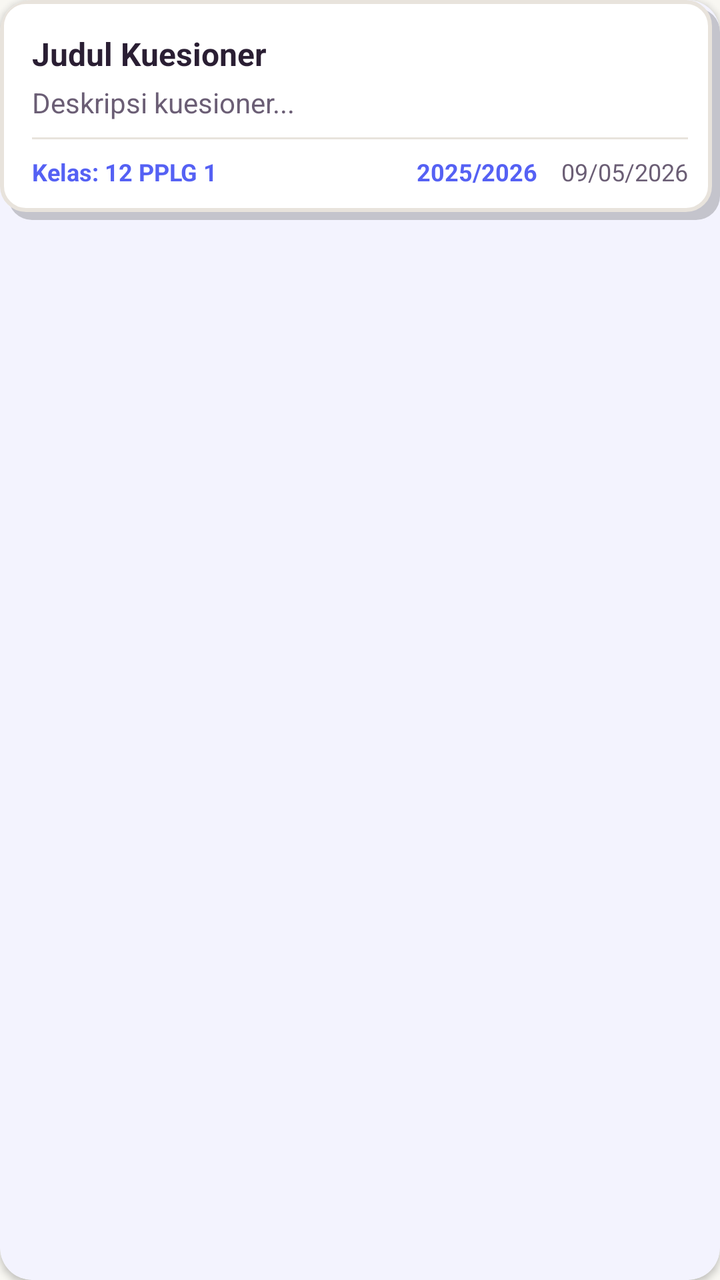
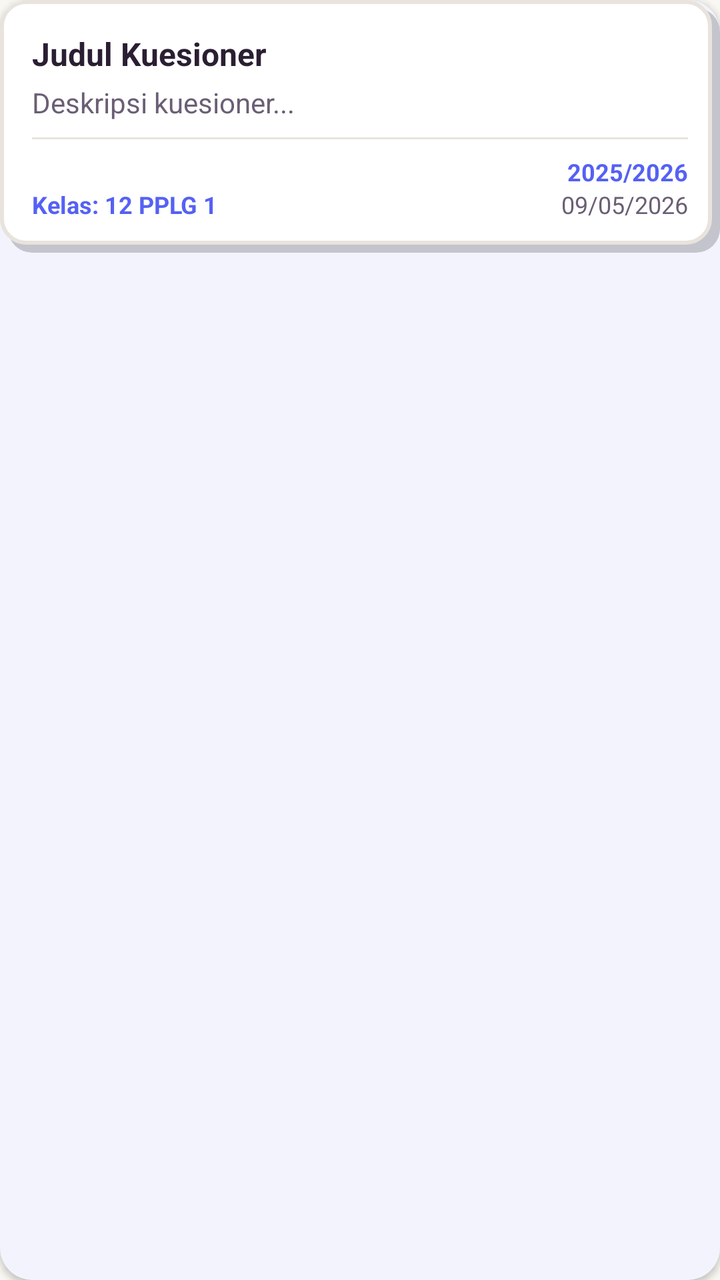

Two renders of the same Android screen: before a commit and after it. Below are the layout's source before the change and the commit's diff.
<!-- AndroidManifest.xml: application theme Theme.BkNova -->
<!-- res/layout/item_kuesioner.xml -->
<?xml version="1.0" encoding="utf-8"?>
<com.google.android.material.card.MaterialCardView xmlns:android="http://schemas.android.com/apk/res/android"
    xmlns:app="http://schemas.android.com/apk/res-auto"
    android:layout_width="match_parent"
    android:layout_height="wrap_content"
    android:layout_marginBottom="12dp"
    app:cardCornerRadius="16dp"
    app:cardElevation="2dp"
    app:strokeWidth="0dp">

    <LinearLayout
        android:layout_width="match_parent"
        android:layout_height="wrap_content"
        android:orientation="vertical"
        android:background="@drawable/bg_grid_shadow"
        android:padding="16dp">

        <TextView
            android:id="@+id/tv_judul_kuesioner"
            android:layout_width="match_parent"
            android:layout_height="wrap_content"
            android:text="Judul Kuesioner"
            android:textStyle="bold"
            android:textSize="16sp"
            android:textColor="@color/text_color_primary" />

        <TextView
            android:id="@+id/tv_deskripsi_kuesioner"
            android:layout_width="match_parent"
            android:layout_height="wrap_content"
            android:layout_marginTop="4dp"
            android:text="Deskripsi kuesioner..."
            android:textSize="14sp"
            android:textColor="@color/text_color_secondary"
            android:maxLines="2"
            android:ellipsize="end" />

        <View
            android:layout_width="match_parent"
            android:layout_height="1dp"
            android:background="@color/divider_color"
            android:layout_marginVertical="8dp" />

        <LinearLayout
            android:layout_width="match_parent"
            android:layout_height="wrap_content"
            android:orientation="horizontal">

            <TextView
                android:id="@+id/tv_info_kelas"
                android:layout_width="0dp"
                android:layout_height="wrap_content"
                android:layout_weight="1"
                android:text="Kelas: 12 PPLG 1"
                android:textSize="12sp"
                android:textColor="@color/brand_primary"
                android:textStyle="bold" />

            <TextView
                android:id="@+id/tv_info_tahun"
                android:layout_width="wrap_content"
                android:layout_height="wrap_content"
                android:layout_marginEnd="12dp"
                android:text="2025/2026"
                android:textSize="12sp"
                android:textColor="@color/brand_primary"
                android:textStyle="bold" />

            <TextView
                android:id="@+id/tv_tanggal_kuesioner"
                android:layout_width="wrap_content"
                android:layout_height="wrap_content"
                android:text="09/05/2026"
                android:textSize="12sp"
                android:textColor="@color/text_color_secondary" />

        </LinearLayout>

        <TextView
            android:id="@+id/tv_status_submit"
            android:layout_width="wrap_content"
            android:layout_height="wrap_content"
            android:layout_marginTop="8dp"
            android:text="Sudah Dikerjakan"
            android:textColor="@color/green_text"
            android:background="@drawable/bg_status_disetujui"
            android:paddingHorizontal="8dp"
            android:paddingVertical="2dp"
            android:textSize="10sp"
            android:textStyle="bold"
            android:visibility="gone" />

    </LinearLayout>
</com.google.android.material.card.MaterialCardView>
<!-- resources referenced by this layout -->
<resources>
  <color name="brand_primary">#5561F4</color>
  <color name="divider_color">#E8E3DC</color>
  <color name="green_text">#059669</color>
  <color name="text_color_primary">#2A1E33</color>
  <color name="text_color_secondary">#6B5E75</color>
  <!-- drawable bg_grid_shadow (drawable) -->
  <?xml version="1.0" encoding="utf-8"?>
  <layer-list xmlns:android="http://schemas.android.com/apk/res/android">
  
      
      <item
          android:left="4dp"
  
          android:top="4dp">
  
          <shape android:shape="rectangle">
  
              <solid android:color="#32000000" />
              <corners android:radius="12dp" />
          </shape>
  
      </item>
  
      
      <item
          android:right="4dp"
          android:bottom="4dp">
          <shape android:shape="rectangle">
              <solid android:color="#FFFFFF" />
              <corners android:radius="12dp" />
              <stroke
                  android:width="2dp"
                  android:color="@color/border_color" />
          </shape>
      </item>
  
  </layer-list>
  <!-- drawable bg_status_disetujui (drawable) -->
  <?xml version="1.0" encoding="utf-8"?>
  <shape xmlns:android="http://schemas.android.com/apk/res/android">
      <solid android:color="#D1FAE5" />
      <corners android:radius="8dp" />
  </shape>
  <style name="Theme.BkNova" parent="Base.Theme.BkNova" />
  <color name="border_color">#E8E3DC</color>
  <style name="Base.Theme.BkNova" parent="Theme.Material3.Light.NoActionBar">
  
          
          <item name="colorPrimary">@color/brand_primary</item>
          <item name="colorOnPrimary">@color/white</item>
          <item name="colorPrimaryContainer">@color/brand_soft</item>
          <item name="colorOnPrimaryContainer">@color/text_color_primary</item>
  
          <item name="colorSecondary">@color/accent_pink</item>
          
          <item name="colorOnSecondary">@color/text_color_primary</item>
          <item name="colorSecondaryContainer">@color/accent_pink_soft</item>
          <item name="colorOnSecondaryContainer">@color/text_color_primary</item>
  
          <item name="colorTertiary">@color/accent_peach</item>
          <item name="colorOnTertiary">@color/text_color_primary</item>
          <item name="colorTertiaryContainer">@color/accent_peach_soft</item>
          <item name="colorOnTertiaryContainer">@color/text_color_primary</item>
  
          <item name="colorSurface">@color/white</item>
          <item name="colorOnSurface">@color/text_color_primary</item>
          <item name="colorSurfaceVariant">@color/background_cream</item>
          <item name="colorOnSurfaceVariant">@color/text_color_secondary</item>
          <item name="android:colorBackground">@color/background_cream</item>
          <item name="colorOnBackground">@color/text_color_primary</item>
  
          <item name="colorOutline">@color/divider_color</item>
          <item name="colorOutlineVariant">@color/divider_color</item>
  
          <item name="colorError">@color/red_text</item>
          <item name="colorOnError">@color/white</item>
          <item name="colorErrorContainer">@color/red_light</item>
          <item name="colorOnErrorContainer">@color/red_text</item>
  
          <item name="android:windowBackground">@color/background_cream</item>
  
          
          <item name="android:statusBarColor">@android:color/transparent</item>
          <item name="android:navigationBarColor">@android:color/transparent</item>
          <item name="android:windowLightStatusBar">true</item>
          
          <item name="android:enforceNavigationBarContrast" tools:targetApi="q">false</item>
          <item name="android:enforceStatusBarContrast" tools:targetApi="q">false</item>
      </style>
  <color name="white">#FFFFFFFF</color>
  <color name="brand_soft">#F0E6FC</color>
  <color name="accent_pink">#FF7FAF</color>
  <color name="accent_pink_soft">#FFECF3</color>
  <color name="accent_peach">#FFC6BF</color>
  <color name="accent_peach_soft">#FFE8E5</color>
  <color name="background_cream">#F8F7F2</color>
  <color name="red_text">#DC2626</color>
  <color name="red_light">#FEE2E2</color>
</resources>

<!-- the commit's change to res/layout/item_kuesioner.xml (unified diff, before → after) -->
@@ -44,7 +44,8 @@
         <LinearLayout
             android:layout_width="match_parent"
             android:layout_height="wrap_content"
-            android:orientation="horizontal">
+            android:orientation="horizontal"
+            android:gravity="bottom">
 
             <TextView
                 android:id="@+id/tv_info_kelas"
@@ -56,23 +57,29 @@
                 android:textColor="@color/brand_primary"
                 android:textStyle="bold" />
 
-            <TextView
-                android:id="@+id/tv_info_tahun"
+            <LinearLayout
                 android:layout_width="wrap_content"
                 android:layout_height="wrap_content"
-                android:layout_marginEnd="12dp"
-                android:text="2025/2026"
-                android:textSize="12sp"
-                android:textColor="@color/brand_primary"
-                android:textStyle="bold" />
+                android:orientation="vertical"
+                android:gravity="end">
 
-            <TextView
-                android:id="@+id/tv_tanggal_kuesioner"
-                android:layout_width="wrap_content"
-                android:layout_height="wrap_content"
-                android:text="09/05/2026"
-                android:textSize="12sp"
-                android:textColor="@color/text_color_secondary" />
+                <TextView
+                    android:id="@+id/tv_info_tahun"
+                    android:layout_width="wrap_content"
+                    android:layout_height="wrap_content"
+                    android:text="2025/2026"
+                    android:textSize="12sp"
+                    android:textColor="@color/brand_primary"
+                    android:textStyle="bold" />
+
+                <TextView
+                    android:id="@+id/tv_tanggal_kuesioner"
+                    android:layout_width="wrap_content"
+                    android:layout_height="wrap_content"
+                    android:text="09/05/2026"
+                    android:textSize="12sp"
+                    android:textColor="@color/text_color_secondary" />
+            </LinearLayout>
 
         </LinearLayout>
 
